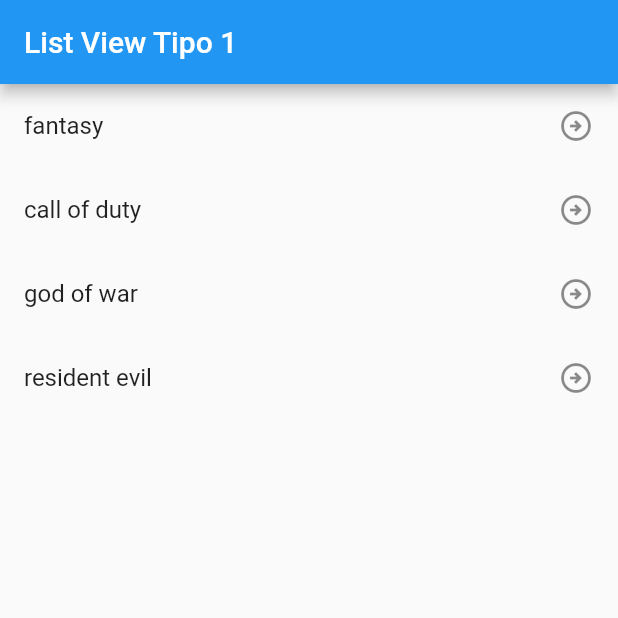
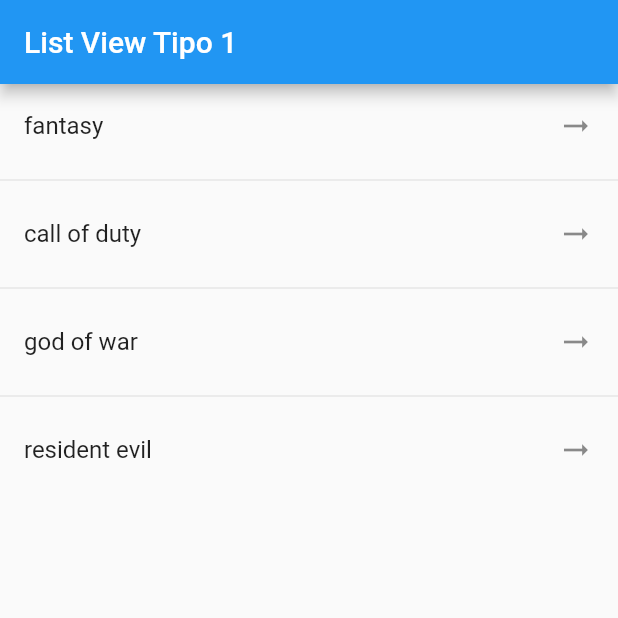
Before and after one commit to francocragnolini/fl_components, a Flutter app: the screen it shows after launch, on a phone screen of 412 x 824 dp, the top half of it. Run offline on Flutter 3.47's test engine with Material 2 defaults, Android fonts, the phone set to English and light mode, and no system bars.

Commit message:
listview.separated

```diff
--- a/lib/main.dart
+++ b/lib/main.dart
@@ -1,5 +1,5 @@
 import 'package:flutter/material.dart';
-import 'package:flutter_components/screens/listview1_screen.dart';
+import 'package:flutter_components/screens/listview2_screen.dart';
 
 void main() {
   runApp(const MyApp());
@@ -14,7 +14,7 @@ class MyApp extends StatelessWidget {
     return MaterialApp(
       debugShowCheckedModeBanner: false,
       title: "Material App",
-      home: const ListView1Screen(),
+      home: const ListView2Screen(),
     );
   }
 }
--- /dev/null
+++ b/lib/screens/listview2_screen.dart
@@ -0,0 +1,30 @@
+import 'package:flutter/material.dart';
+
+class ListView2Screen extends StatelessWidget {
+  const ListView2Screen({super.key});
+
+  final options = const [
+    "fantasy",
+    "call of duty",
+    "god of war",
+    "resident evil"
+  ];
+
+  @override
+  Widget build(BuildContext context) {
+    return Scaffold(
+      appBar: AppBar(title: const Text("List View Tipo 1")),
+      body: ListView.separated(
+          itemBuilder: (context, index) => ListTile(
+                title: Text(options[index]),
+                trailing: const Icon(Icons.arrow_right_alt_outlined),
+                onTap: () {
+                  final game = options[index];
+                  print(game);
+                },
+              ),
+          separatorBuilder: (_, __) => const Divider(),
+          itemCount: options.length),
+    );
+  }
+}
```
